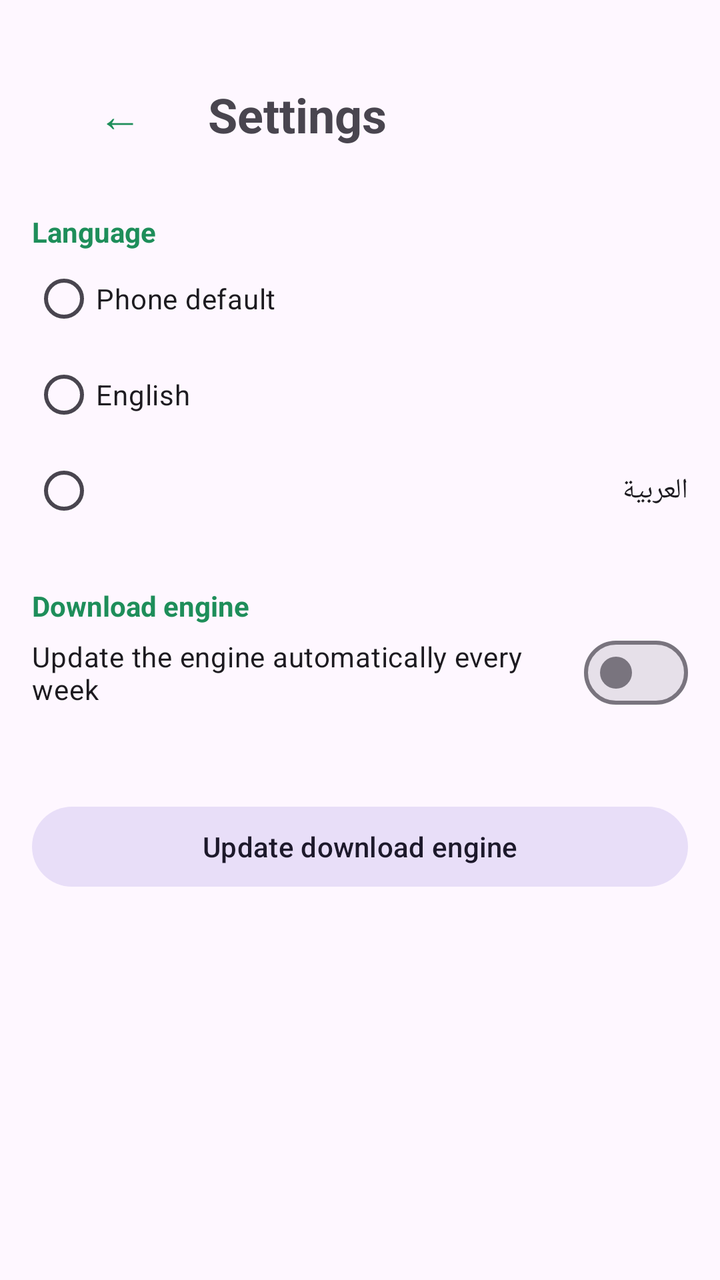
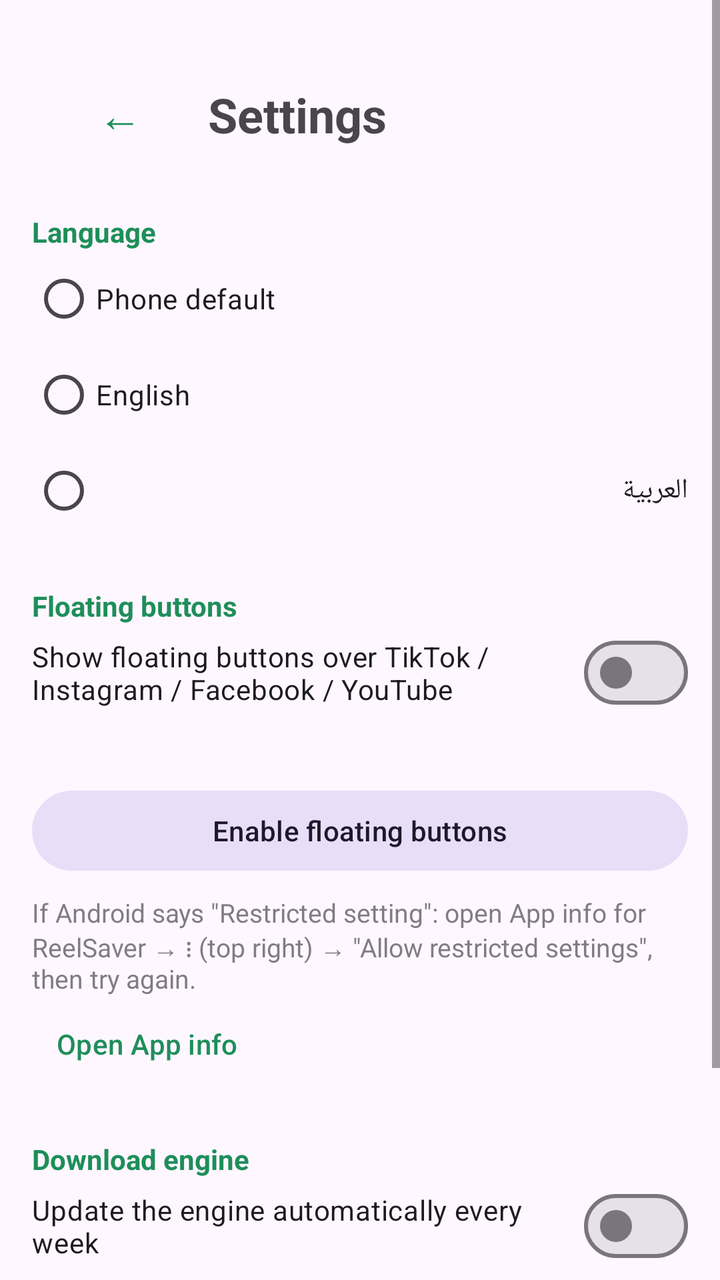

Compare the two renders of this Android layout. The source of the first and the diff that turns it into the second are given below.
<!-- AndroidManifest.xml: application theme Theme.ReelSaver -->
<!-- res/layout/activity_settings.xml -->
<?xml version="1.0" encoding="utf-8"?>
<ScrollView xmlns:android="http://schemas.android.com/apk/res/android"
    android:layout_width="match_parent"
    android:layout_height="match_parent">

    <LinearLayout
        android:layout_width="match_parent"
        android:layout_height="wrap_content"
        android:layoutDirection="locale"
        android:orientation="vertical"
        android:padding="16dp">

        <LinearLayout
            android:layout_width="match_parent"
            android:layout_height="wrap_content"
            android:layout_marginTop="16dp"
            android:gravity="center_vertical"
            android:orientation="horizontal">

            <Button
                android:id="@+id/backBtn"
                style="@style/Widget.Material3.Button.TextButton"
                android:layout_width="wrap_content"
                android:layout_height="wrap_content"
                android:text="@string/back_arrow"
                android:textSize="22sp" />

            <TextView
                android:layout_width="wrap_content"
                android:layout_height="wrap_content"
                android:text="@string/settings_title"
                android:textSize="24sp"
                android:textStyle="bold" />
        </LinearLayout>

        <TextView
            android:layout_width="wrap_content"
            android:layout_height="wrap_content"
            android:layout_marginTop="24dp"
            android:text="@string/language"
            android:textColor="?attr/colorPrimary"
            android:textStyle="bold" />

        <RadioGroup
            android:id="@+id/langGroup"
            android:layout_width="match_parent"
            android:layout_height="wrap_content">

            <RadioButton
                android:id="@+id/langSystem"
                android:layout_width="match_parent"
                android:layout_height="48dp"
                android:text="@string/lang_system" />

            <RadioButton
                android:id="@+id/langEn"
                android:layout_width="match_parent"
                android:layout_height="48dp"
                android:text="@string/lang_en" />

            <RadioButton
                android:id="@+id/langAr"
                android:layout_width="match_parent"
                android:layout_height="48dp"
                android:text="@string/lang_ar" />
        </RadioGroup>

        <TextView
            android:layout_width="wrap_content"
            android:layout_height="wrap_content"
            android:layout_marginTop="24dp"
            android:text="@string/engine_section"
            android:textColor="?attr/colorPrimary"
            android:textStyle="bold" />

        <com.google.android.material.materialswitch.MaterialSwitch
            android:id="@+id/autoUpdate"
            android:layout_width="match_parent"
            android:layout_height="wrap_content"
            android:minHeight="48dp"
            android:text="@string/auto_update" />

        <TextView
            android:id="@+id/engineInfo"
            android:layout_width="match_parent"
            android:layout_height="wrap_content"
            android:layout_marginTop="8dp"
            android:alpha="0.7"
            android:textDirection="locale" />

        <Button
            android:id="@+id/updateNowBtn"
            style="@style/Widget.Material3.Button.TonalButton"
            android:layout_width="match_parent"
            android:layout_height="wrap_content"
            android:layout_marginTop="12dp"
            android:text="@string/update" />

        <TextView
            android:id="@+id/engineStatus"
            android:layout_width="match_parent"
            android:layout_height="wrap_content"
            android:layout_marginTop="8dp" />
    </LinearLayout>
</ScrollView>
<!-- resources referenced by this layout -->
<resources>
  <string name="auto_update">Update the engine automatically every week</string>
  <string name="back_arrow">←</string>
  <string name="engine_section">Download engine</string>
  <string name="lang_ar">العربية</string>
  <string name="lang_en">English</string>
  <string name="lang_system">Phone default</string>
  <string name="language">Language</string>
  <string name="settings_title">Settings</string>
  <string name="update">Update download engine</string>
  <style name="Theme.ReelSaver" parent="Theme.Material3.DayNight.NoActionBar">
          <item name="colorPrimary">#1E8E5A</item>
      </style>
</resources>

<!-- the commit's change to res/layout/activity_settings.xml (unified diff, before → after) -->
@@ -69,6 +69,51 @@
             android:layout_width="wrap_content"
             android:layout_height="wrap_content"
             android:layout_marginTop="24dp"
+            android:text="@string/bubble_section"
+            android:textColor="?attr/colorPrimary"
+            android:textStyle="bold" />
+
+        <com.google.android.material.materialswitch.MaterialSwitch
+            android:id="@+id/bubbleShow"
+            android:layout_width="match_parent"
+            android:layout_height="wrap_content"
+            android:minHeight="48dp"
+            android:text="@string/bubble_show" />
+
+        <TextView
+            android:id="@+id/bubbleStatus"
+            android:layout_width="match_parent"
+            android:layout_height="wrap_content"
+            android:layout_marginTop="4dp" />
+
+        <Button
+            android:id="@+id/bubbleEnableBtn"
+            style="@style/Widget.Material3.Button.TonalButton"
+            android:layout_width="match_parent"
+            android:layout_height="wrap_content"
+            android:layout_marginTop="8dp"
+            android:text="@string/bubble_enable" />
+
+        <TextView
+            android:id="@+id/bubbleRestricted"
+            android:layout_width="match_parent"
+            android:layout_height="wrap_content"
+            android:layout_marginTop="8dp"
+            android:alpha="0.7"
+            android:text="@string/bubble_restricted"
+            android:textSize="13sp" />
+
+        <Button
+            android:id="@+id/appInfoBtn"
+            style="@style/Widget.Material3.Button.TextButton"
+            android:layout_width="wrap_content"
+            android:layout_height="wrap_content"
+            android:text="@string/app_info" />
+
+        <TextView
+            android:layout_width="wrap_content"
+            android:layout_height="wrap_content"
+            android:layout_marginTop="24dp"
             android:text="@string/engine_section"
             android:textColor="?attr/colorPrimary"
             android:textStyle="bold" />
<!-- resource entries referenced after the edit -->
@@ -1,7 +1,12 @@
 <!-- resources referenced by this layout -->
 <resources>
+  <string name="app_info">Open App info</string>
   <string name="auto_update">Update the engine automatically every week</string>
   <string name="back_arrow">←</string>
+  <string name="bubble_enable">Enable floating buttons</string>
+  <string name="bubble_restricted">If Android says \"Restricted setting\": open App info for ReelSaver → ⋮ (top right) → \"Allow restricted settings\", then try again.</string>
+  <string name="bubble_section">Floating buttons</string>
+  <string name="bubble_show">Show floating buttons over TikTok / Instagram / Facebook / YouTube</string>
   <string name="engine_section">Download engine</string>
   <string name="lang_ar">العربية</string>
   <string name="lang_en">English</string>
